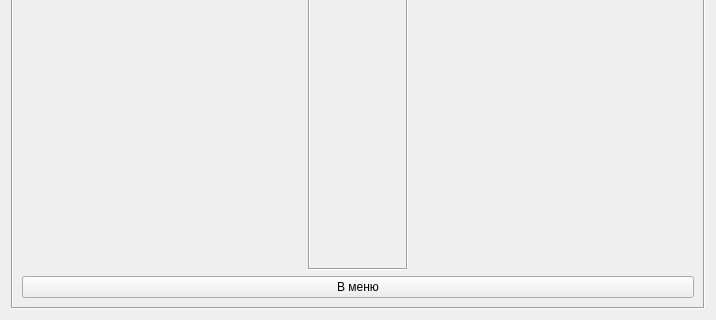
bondarev-al/PPCofCLinB, file editbuildingwindow.ui: the form before one commit; both pictures show x 0 to 716 and y 174 to 494 of the 716 by 494 pixel window.
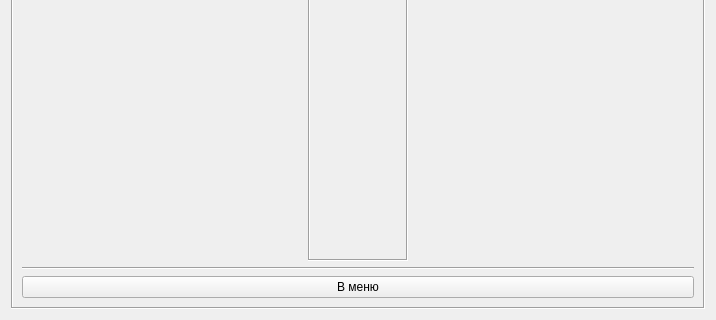
The form after the commit.

Patch:
```diff
--- a/editbuildingwindow.ui
+++ b/editbuildingwindow.ui
@@ -85,6 +85,13 @@
         </item>
        </layout>
       </item>
+      <item>
+       <widget class="Line" name="line">
+        <property name="orientation">
+         <enum>Qt::Horizontal</enum>
+        </property>
+       </widget>
+      </item>
       <item>
        <widget class="QPushButton" name="menu_but">
         <property name="text">
```
